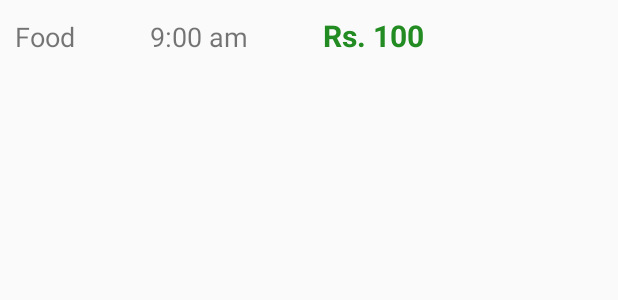
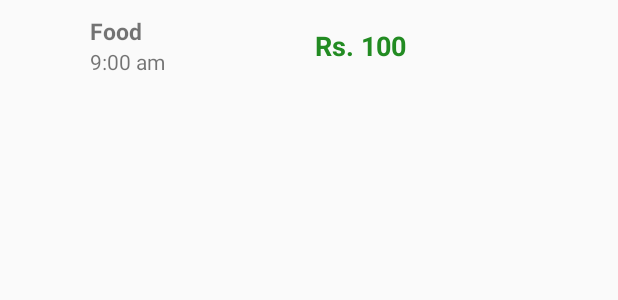
Before and after one commit to Dom07/WalletManager, an Android app: the layout transaction_history_row_content.xml on its own in the app's theme, with its tools: preview values and no code run, on a phone screen of 412 x 824 dp. Shown: the top 300 px of the screen. Run offline under Robolectric (Android 15) with nearby library versions, the phone set to English and light mode, and no system bars.

Commit message:
- Transaction History is now sorted in Descending order(newest dates first)

```diff
--- a/app/src/main/java/com/dom5230/utility/walletmanager/TransactionHistory.java
+++ b/app/src/main/java/com/dom5230/utility/walletmanager/TransactionHistory.java
@@ -51,9 +51,9 @@ public class TransactionHistory extends Fragment {
 
     public void fillHashMap(ArrayList<String> dates){
         ArrayList<TransactionRecord> records = sqliteTaskHelper.getRowsAsArrayListObjects(getContext());
-        for(int i = 0; i <dates.size(); i++){
+        for(int i = dates.size()-1; i >=0; i--){
             ArrayList<TransactionRecord> confirmedRecords = new ArrayList<>();
-            for(int j = 0 ; j < records.size(); j++){
+            for(int j = records.size()-1; j>=0; j--){
                 TransactionRecord record = records.get(j);
                 if(dates.get(i).equals(record.getDate())){
                     confirmedRecords.add(record);
--- a/app/src/main/res/layout/fragment_transaction_history.xml
+++ b/app/src/main/res/layout/fragment_transaction_history.xml
@@ -12,7 +12,9 @@
         <ExpandableListView
             android:id="@+id/elvTransactionHistory"
             android:layout_width="wrap_content"
-            android:layout_height="match_parent">
+            android:layout_height="match_parent"
+            android:childDivider="#A8A8A8"
+            android:dividerHeight="1dp">
         </ExpandableListView>
     </RelativeLayout>
 
--- a/app/src/main/res/layout/transaction_history_row_content.xml
+++ b/app/src/main/res/layout/transaction_history_row_content.xml
@@ -1,19 +1,21 @@
 <?xml version="1.0" encoding="utf-8"?>
-<LinearLayout
+<RelativeLayout
     android:orientation="horizontal"
     android:padding="10dp"
     xmlns:android="http://schemas.android.com/apk/res/android" android:layout_width="match_parent"
     android:layout_height="wrap_content">
 
     <TextView
-        android:textSize="18dp"
+        android:layout_marginLeft="50dp"
+        android:textSize="15sp"
+        android:textStyle="bold"
         android:id="@+id/tvPerItemCategory"
         android:text="Food"
         android:layout_width="wrap_content"
         android:layout_height="wrap_content" />
 
     <TextView
-        android:textSize="18sp"
+        android:layout_below="@+id/tvPerItemCategory"
         android:id="@+id/tvPerItemTime"
         android:layout_marginLeft="50dp"
         android:text="9:00 am"
@@ -21,14 +23,17 @@
         android:layout_height="wrap_content" />
 
     <TextView
-        android:textSize="20sp"
+        android:layout_toRightOf="@id/tvPerItemTime"
+        android:layout_centerVertical="true"
+        android:textSize="18sp"
         android:textColor="@color/colorGreen"
         android:id="@+id/tvPerItemAmount"
         android:textStyle="bold"
-        android:layout_marginLeft="50dp"
+        android:layout_marginLeft="100dp"
         android:text="Rs. 100"
         android:layout_width="wrap_content"
         android:layout_height="wrap_content" />
+
 
     <!--TextView
         android:layout_centerVertical="true"
@@ -82,4 +87,4 @@
         android:id="@+id/TVDayOfWeek"
         android:text="Sunday"
         android:textSize="15sp"/-->
-</LinearLayout>
+</RelativeLayout>
```
Also changed, not shown: app/src/main/java/com/dom5230/utility/walletmanager/MySqliteTaskHelper.java (+2 -21 lines), app/src/main/java/com/dom5230/utility/walletmanager/RecentTransactionExpListViewAdapter.java (+4 -4 lines), app/src/main/res/layout/recent_transaction_row.xml (+13 -11 lines).
